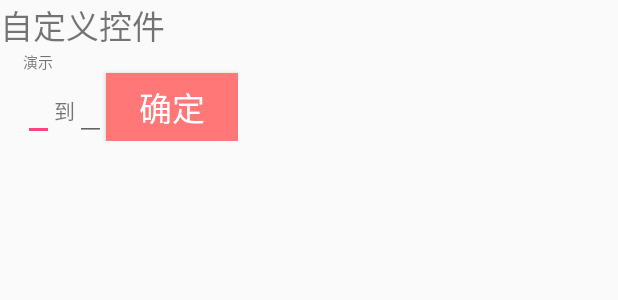
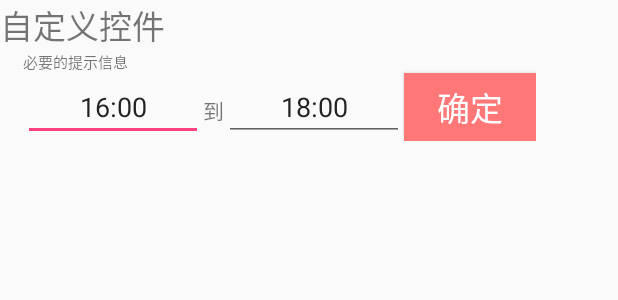
Before and after one commit to carolliao/customview, an Android app: the layout custom_combine_timepicker_setting.xml on its own in the app's theme, with its tools: preview values and no code run, on a phone screen of 412 x 824 dp. Shown: the top 300 px of the screen. Run offline under Robolectric (Android 15) with nearby library versions, the light colour scheme and no system bars.

Commit message:
readme文件的说明图片

```diff
--- a/CustomViews/app/src/main/res/layout/custom_combine_edittext_setting.xml
+++ b/CustomViews/app/src/main/res/layout/custom_combine_edittext_setting.xml
@@ -6,6 +6,7 @@
         android:id="@+id/tv_title"
         android:layout_width="wrap_content"
         android:layout_height="wrap_content"
+        android:text="控件Title"
         android:textSize="22sp"/>
     <TextView
         android:id="@+id/tv_tips"
@@ -13,12 +14,13 @@
         android:layout_marginLeft="15dp"
         android:layout_width="wrap_content"
         android:layout_height="wrap_content"
+        android:text="对输入要求提示"
         android:textSize="10sp" />
     <EditText
         android:id="@+id/ed_input"
         android:layout_below="@+id/tv_tips"
         android:layout_alignLeft="@+id/tv_tips"
-        android:layout_width="wrap_content"
+        android:layout_width="250dp"
         android:layout_height="wrap_content" />
     <Button
         android:id="@+id/btn_ok"
--- a/CustomViews/app/src/main/res/layout/custom_combine_timepicker_setting.xml
+++ b/CustomViews/app/src/main/res/layout/custom_combine_timepicker_setting.xml
@@ -14,15 +14,16 @@
         android:layout_marginLeft="15dp"
         android:layout_width="wrap_content"
         android:layout_height="wrap_content"
-        android:text="演示"
+        android:text="必要的提示信息"
         android:textSize="10sp" />
     <EditText
         android:id="@+id/ed_input_start"
         android:layout_below="@+id/tv_tips"
         android:layout_alignLeft="@+id/tv_tips"
-        android:layout_width="wrap_content"
+        android:layout_width="120dp"
         android:layout_height="wrap_content"
-        android:gravity="center_horizontal" />
+        android:gravity="center_horizontal"
+        android:text="16:00"/>
     <TextView
         android:id="@+id/tv_to"
         android:layout_below="@+id/tv_tips"
@@ -37,9 +38,10 @@
         android:id="@+id/ed_input_end"
         android:layout_below="@+id/tv_tips"
         android:layout_toRightOf="@+id/tv_to"
-        android:layout_width="wrap_content"
+        android:layout_width="120dp"
         android:layout_height="wrap_content"
-        android:gravity="center_horizontal" />
+        android:gravity="center_horizontal"
+        android:text="18:00"/>
     <Button
         android:id="@+id/btn_ok"
         android:layout_below="@+id/tv_tips"
```
Also changed, not shown: 5 other files.
